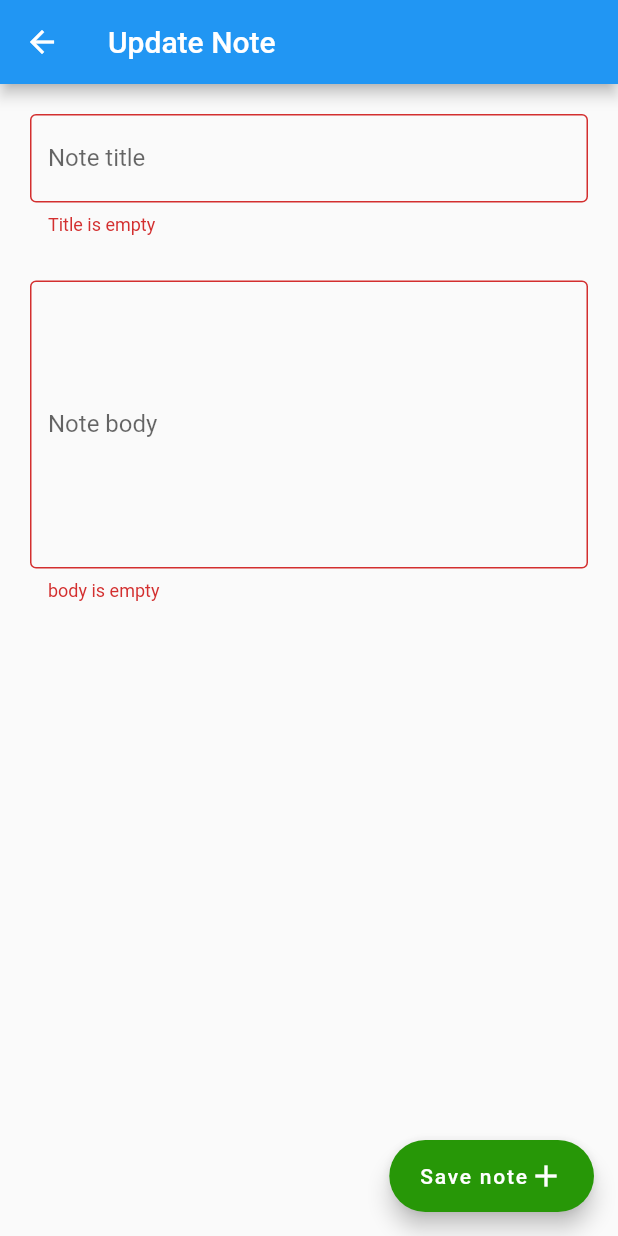
After one commit to michael-stac/Note_Application, a Flutter app: the UpdateNotePage screen opened directly, after a tap on "Save note", on a phone screen of 412 x 824 dp. The commit adds this screen. Run offline on Flutter 3.47's test engine with Material 2 defaults, Android fonts, the phone set to English and light mode, and no system bars; our stand-ins replace cloud_firestore, firebase_auth, firebase_core, google_sign_in; accounts and stored records are empty; statements that could not run were skipped.

Commit message:
fetched, edit and upadte note

```diff
--- /dev/null
+++ b/lib/Screens/update_note.dart
@@ -0,0 +1,104 @@
+import 'package:flutter/material.dart';
+
+import '../Service/db_helper.dart';
+import '../Style/app_color.dart';
+
+class UpdateNotePage extends StatefulWidget {
+  UpdateNotePage({Key? key, this.id, this.title, this.body}) : super(key: key);
+
+  String? id;
+  String? title;
+  String? body;
+
+  @override
+  _UpdateNotePageState createState() => _UpdateNotePageState();
+}
+
+class _UpdateNotePageState extends State<UpdateNotePage> {
+  GlobalKey<FormState> key = GlobalKey();
+  TextEditingController title = TextEditingController();
+  TextEditingController body = TextEditingController();
+
+  @override
+  void initState() {
+    super.initState();
+
+    setState(() {
+      title.text = widget.title!;
+      body.text = widget.body!;
+    });
+  }
+
+  @override
+  Widget build(BuildContext context) {
+    return Scaffold(
+      appBar: AppBar(
+        title: const Text("Update Note"),
+      ),
+      body: CustomScrollView(
+        slivers: [
+          SliverToBoxAdapter(
+            child: Container(
+              padding: const EdgeInsets.all(20),
+              child: Form(
+                key: key,
+                child: Column(
+                  children: [
+
+                    TextFormField(
+                      controller: title,
+                      decoration: const InputDecoration(
+                        label: Text('Note title'),
+                        border: OutlineInputBorder(),
+                      ),
+                      validator: (value) {
+                        if (value!.isEmpty) {
+                          return 'Title is empty';
+                        }
+                      },
+                    ),
+
+                    const SizedBox(height: 30),
+
+                    ///Description
+                    ///
+                    TextFormField(
+                        controller: body,
+                        maxLines: 8,
+                        validator: (value) {
+                          if (value!.isEmpty) {
+                            return 'body is empty';
+                          }
+                        },
+                        decoration: const InputDecoration(
+                            label: Text('Note body'),
+                            border: OutlineInputBorder()))
+                  ],
+                ),
+              ),
+            ),
+          )
+        ],
+      ),
+      floatingActionButton: FloatingActionButton.extended(
+        backgroundColor: AppColor.primaryColor,
+          onPressed: () {
+            if (key.currentState!.validate()) {
+              ///Save dat to firebase
+              DbHelper()
+                  .update(
+                  id: widget.id,
+                  title: title.text.trim(),
+                  body: body.text.trim())
+                  .then((value) {
+                ScaffoldMessenger.of(context)
+                    .showSnackBar(SnackBar(content: Text(value)));
+              });
+            }
+          },
+          label: Row(
+            children: const [ Text("Save note"), Icon(Icons.add)],
+          )),
+    );
+  }
+}
--- /dev/null
+++ b/lib/Screens/view_notes.dart
@@ -0,0 +1,56 @@
+import 'package:flutter/material.dart';
+import 'package:notex/Screens/update_note.dart';
+
+class ViewNote extends StatefulWidget {
+  ViewNote({Key? key, this.title, this.body, this.id}) : super(key: key);
+  String? id;
+  String? title;
+  String? body;
+
+  @override
+  _ViewNoteState createState() => _ViewNoteState();
+}
+
+class _ViewNoteState extends State<ViewNote> {
+  @override
+  Widget build(BuildContext context) {
+    return Scaffold(
+      appBar: AppBar(
+        title: const Text('View note'),
+      ),
+      body: Container(
+        padding: const EdgeInsets.all(20),
+        child: ListView(
+          children: [
+            Text(
+              widget.title!,
+              style: const TextStyle(fontWeight: FontWeight.bold, fontSize: 35),
+            ),
+            const SizedBox(
+              height: 10,
+            ),
+            Text(
+              widget.body!,
+            ),
+          ],
+        ),
+      ),
+      floatingActionButton: FloatingActionButton.extended(
+          onPressed: () {
+            Navigator.push(
+              context,
+              MaterialPageRoute(
+                builder: (_) => UpdateNotePage(
+                  title: widget.title,
+                  body: widget.body,
+                  id: widget.id,
+                ),
+              ),
+            );
+          },
+          label: Row(
+            children: const [Text("Edit note"),Icon(Icons.edit), ],
+          )),
+    );
+  }
+}
--- a/lib/main.dart
+++ b/lib/main.dart
@@ -1,21 +1,49 @@
+import 'package:firebase_core/firebase_core.dart';
 import 'package:flutter/material.dart';
 import 'package:notex/splash_screen.dart';
 
+
 void main() {
-  runApp(const MyApp());
+  WidgetsFlutterBinding.ensureInitialized();
+  runApp(App());
 }
 
-class MyApp extends StatelessWidget {
-  const MyApp({super.key});
+class App extends StatefulWidget {
+  // Create the initialization Future outside of `build`:
+  @override
+  _AppState createState() => _AppState();
+}
 
-  // This widget is the root of your application.
+class _AppState extends State<App> {
+  /// The future is part of the state of our widget. We should not call `initializeApp`
+  /// directly inside [build].
+  final Future<FirebaseApp> _initialization = Firebase.initializeApp();
+
   @override
   Widget build(BuildContext context) {
-    return MaterialApp(
-      debugShowCheckedModeBanner: false,
+    return FutureBuilder(
+      // Initialize FlutterFire:
+      future: _initialization,
+      builder: (context, snapshot) {
+        // Check for errors
+        if (snapshot.hasError) {
+          return const Center(
+            child: CircularProgressIndicator(),
+          );
+        }
 
+        // Once complete, show your application
+        if (snapshot.connectionState == ConnectionState.done) {
+          return MaterialApp(
+            home: SplashScreen(),
+          );
+        }
 
-      home:  SplashScreen(),
+        // Otherwise, show something whilst waiting for initialization to complete
+        return const Center(
+          child: CircularProgressIndicator(),
+        );
+      },
     );
   }
 }
```
Also changed, not shown: lib/Screens/create_note.dart (+43 -32 lines), lib/Screens/home_dart.dart (+97 -53 lines), lib/splash_screen.dart (+14 -7 lines).
